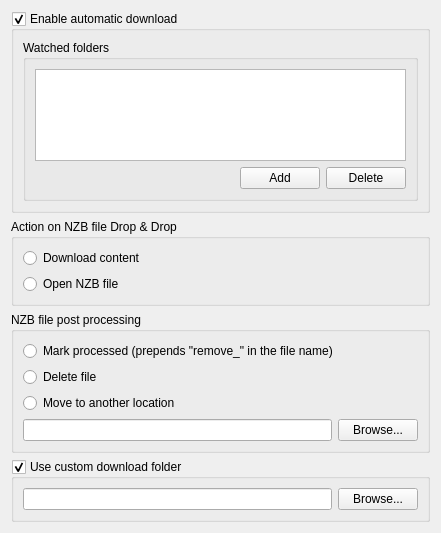
ensisoft/newsflash-plus, file app/gui/nzbcore.ui: the form before one commit.
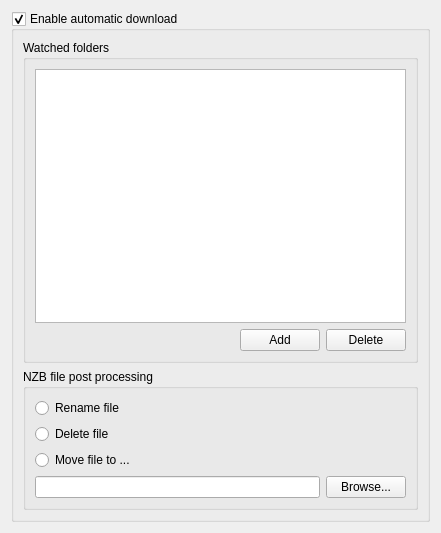
The form after the commit.

What changed in the file:
```diff
--- a/app/gui/nzbcore.ui
+++ b/app/gui/nzbcore.ui
@@ -66,63 +66,7 @@
         </layout>
        </widget>
       </item>
-     </layout>
-    </widget>
-   </item>
-   <item row="3" column="0">
-    <widget class="QGroupBox" name="grpCustomDownloadFolder">
-     <property name="title">
-      <string>Use custom download folder</string>
-     </property>
-     <property name="checkable">
-      <bool>true</bool>
-     </property>
-     <layout class="QGridLayout" name="gridLayout_2">
-      <item row="0" column="0">
-       <layout class="QHBoxLayout" name="horizontalLayout_2">
-        <item>
-         <widget class="QLineEdit" name="editCustomDownloadFolder"/>
-        </item>
-        <item>
-         <widget class="QPushButton" name="btnSelectDownloadFolder">
-          <property name="text">
-           <string>Browse...</string>
-          </property>
-         </widget>
-        </item>
-       </layout>
-      </item>
-     </layout>
-    </widget>
-   </item>
    <item row="1" column="0">
-    <widget class="QGroupBox" name="groupBox_3">
-     <property name="title">
-      <string>Action on NZB file Drop &amp;&amp; Drop</string>
-     </property>
-     <layout class="QGridLayout" name="gridLayout_3">
-      <item row="0" column="0">
-       <layout class="QVBoxLayout" name="verticalLayout">
-        <item>
-         <widget class="QRadioButton" name="rdbDropActionDownload">
-          <property name="text">
-           <string>Download content</string>
-          </property>
-         </widget>
-        </item>
-        <item>
-         <widget class="QRadioButton" name="rdbDropActionOpen">
-          <property name="text">
-           <string>Open NZB file</string>
-          </property>
-         </widget>
-        </item>
-       </layout>
-      </item>
-     </layout>
-    </widget>
-   </item>
-   <item row="2" column="0">
     <widget class="QGroupBox" name="groupBox_4">
      <property name="title">
       <string>NZB file post processing</string>
@@ -134,7 +78,7 @@
       <item>
        <widget class="QRadioButton" name="rdbMarkProcessed">
         <property name="text">
-         <string>Mark processed (prepends &quot;remove_&quot; in the file name)</string>
+            <string>Rename file</string>
         </property>
        </widget>
       </item>
@@ -148,7 +92,7 @@
       <item>
        <widget class="QRadioButton" name="rdbMoveProcessed">
         <property name="text">
-         <string>Move to another location</string>
+            <string>Move file to ...</string>
         </property>
        </widget>
       </item>
@@ -171,6 +115,9 @@
    </item>
   </layout>
  </widget>
+   </item>
+  </layout>
+ </widget>
  <tabstops>
   <tabstop>grpAutoDownload</tabstop>
   <tabstop>watchList</tabstop>
```
Left out of the diff: 37 changed lines with no effect on the pictures. Lines whose indentation alone changed are shown as unchanged.
